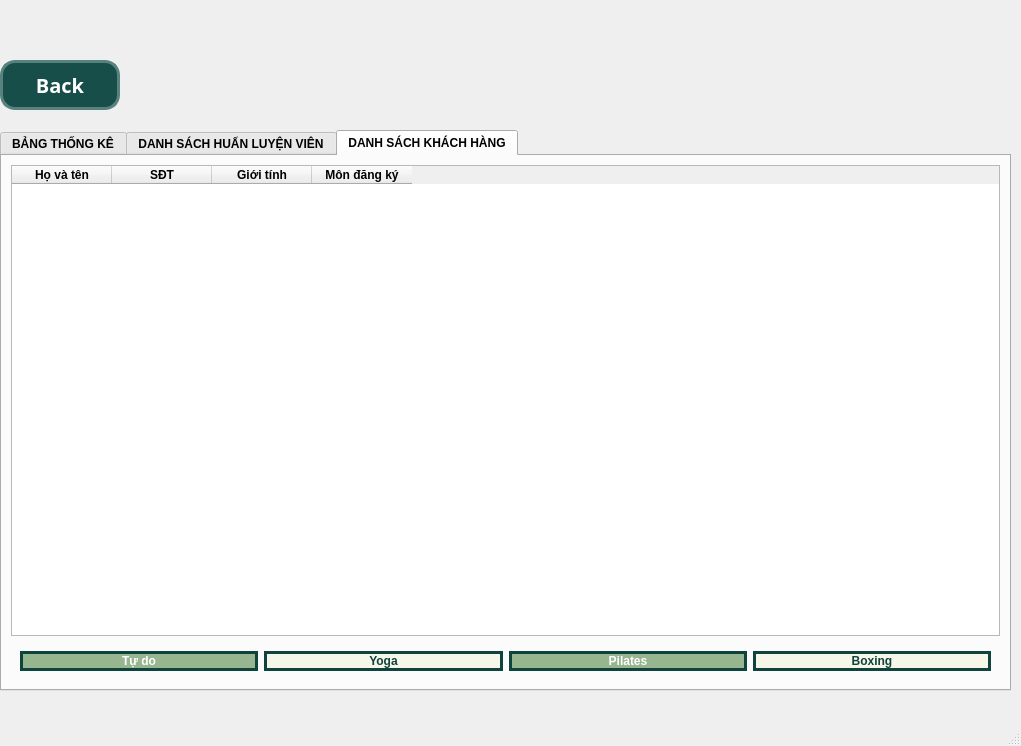
Qt form ui/statistic/StatisticMainWindow.ui (nguyenbphan12001-rimzy/Do-an-cuoi-ki-Nhom8_KTLT) before a commit.
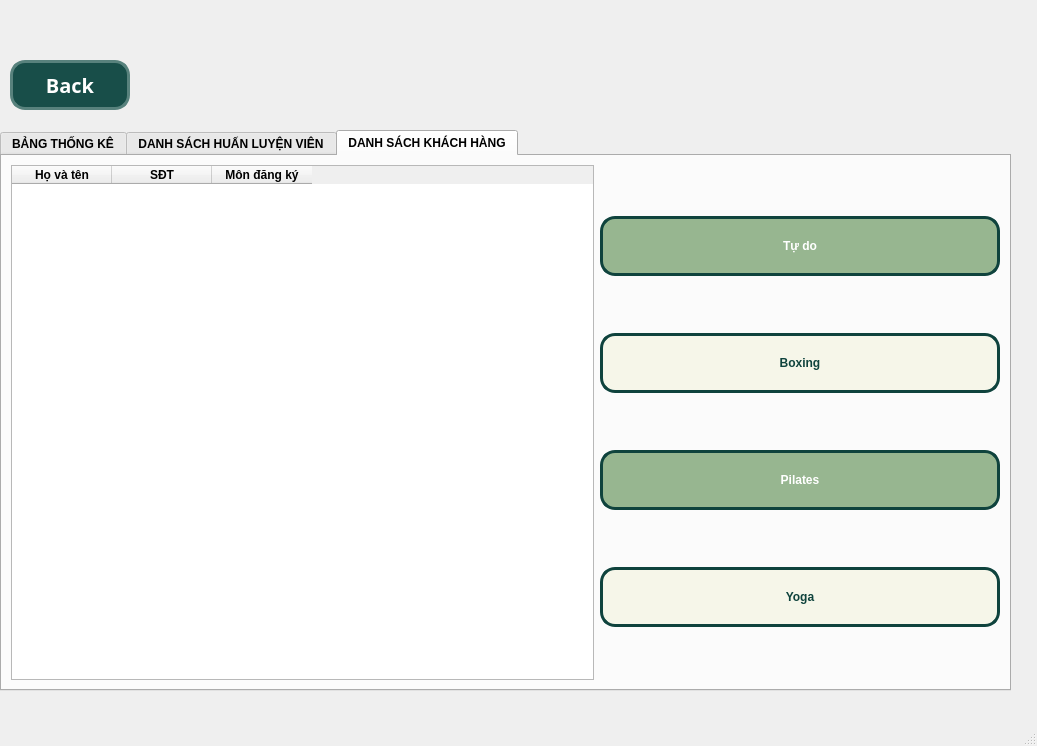
The same form after that commit. The open tabs and pages were chosen to show the change. Icons and pictures are not drawn.

Commit message: update thong ke

Diff of the .ui file:
```diff
--- a/ui/statistic/StatisticMainWindow.ui
+++ b/ui/statistic/StatisticMainWindow.ui
@@ -6,7 +6,7 @@
    <rect>
     <x>0</x>
     <y>0</y>
-    <width>1021</width>
+    <width>1037</width>
     <height>746</height>
    </rect>
   </property>
@@ -17,7 +17,7 @@
    <widget class="QPushButton" name="pushButtonBack">
     <property name="geometry">
      <rect>
-      <x>0</x>
+      <x>10</x>
       <y>60</y>
       <width>120</width>
       <height>50</height>
@@ -45,12 +45,27 @@
      </font>
     </property>
     <property name="styleSheet">
-     <string notr="true">color: rgb(255, 255, 255);
+     <string notr="true">
+QPushButton{color: rgb(255, 255, 255);
 font: 87 15pt &quot;Noto Sans HK Black&quot;;
 background-color: rgb(24, 78, 73);
 border-radius: 15px;
 border: 3px solid  #58827d;
-font-weight: Bold</string>
+font-weight: Bold}
+
+/* Trạng thái khi rê chuột vào (Hover) - Đảo màu cho xịn */
+QPushButton:hover {
+    background-color: #1a6b61; /* Nền biến thành xanh đậm */
+    color: #f6f6e9; /* Chữ sáng lên */
+    /* Viền giữ nguyên màu xanh đậm nên tao không cần viết lại ở đây */
+}
+
+/* Trạng thái khi click chuột bấm xuống (Pressed) */
+QPushButton:pressed {
+    background-color: #0a2e2a; /* Nền tối hơn một tông so với lúc hover */
+    border: 3px solid #0a2e2a; /* Viền cũng tối theo */
+    color: #f6f6e9;
+}</string>
     </property>
     <property name="text">
      <string>Back</string>
@@ -829,48 +844,60 @@
      </attribute>
      <layout class="QVBoxLayout" name="verticalLayout_12">
       <item>
-       <layout class="QVBoxLayout" name="verticalLayout_14">
+       <layout class="QHBoxLayout" name="horizontalLayout_6">
         <item>
-         <widget class="QTableWidget" name="tableWidget">
-          <property name="styleSheet">
-           <string notr="true">font: 12pt &quot;MS Shell Dlg 2&quot;;
+         <layout class="QHBoxLayout" name="horizontalLayout_9">
+          <item>
+           <widget class="QTableWidget" name="tableWidget">
+            <property name="maximumSize">
+             <size>
+              <width>1500</width>
+              <height>1500</height>
+             </size>
+            </property>
+            <property name="styleSheet">
+             <string notr="true">font: 12pt &quot;MS Shell Dlg 2&quot;;
 </string>
-          </property>
-          <column>
-           <property name="text">
-            <string>Họ và tên</string>
-           </property>
-          </column>
-          <column>
-           <property name="text">
-            <string>SĐT</string>
-           </property>
-          </column>
-          <column>
-           <property name="text">
-            <string>Giới tính</string>
-           </property>
-          </column>
-          <column>
-           <property name="text">
-            <string>Môn đăng ký</string>
-           </property>
-          </column>
-         </widget>
+            </property>
+            <column>
+             <property name="text">
+              <string>Họ và tên</string>
+             </property>
+            </column>
+            <column>
+             <property name="text">
+              <string>SĐT</string>
+             </property>
+            </column>
+            <column>
+             <property name="text">
+              <string>Môn đăng ký</string>
+             </property>
+            </column>
+           </widget>
+          </item>
+         </layout>
         </item>
-       </layout>
-      </item>
-      <item>
-       <layout class="QVBoxLayout" name="verticalLayout_13">
         <item>
-         <widget class="QWidget" name="widget_6" native="true">
-          <layout class="QHBoxLayout" name="horizontalLayout_7">
-           <item>
-            <layout class="QHBoxLayout" name="horizontalLayout_6">
-             <item>
-              <widget class="QPushButton" name="pushButtonTudo">
-               <property name="styleSheet">
-                <string notr="true">QPushButton{color:rgb(255, 255, 255);
+         <layout class="QHBoxLayout" name="horizontalLayout_7">
+          <item>
+           <layout class="QVBoxLayout" name="verticalLayout_2">
+            <item>
+             <widget class="QPushButton" name="pushButtonTudo">
+              <property name="minimumSize">
+               <size>
+                <width>400</width>
+                <height>0</height>
+               </size>
+              </property>
+              <property name="maximumSize">
+               <size>
+                <width>500</width>
+                <height>60</height>
+               </size>
+              </property>
+              <property name="styleSheet">
+               <string notr="true">QPushButton{color:rgb(255, 255, 255);
 background-color:#97b690;
 font: 87 20pt &quot;Noto Sans HK Black&quot;;
 border-radius: 15px;
@@ -890,16 +917,22 @@
     border: 3px solid #0a2e2a; /* Viền cũng tối theo */
     color: #f6f6e9;
 }</string>
-               </property>
-               <property name="text">
-                <string>Tự do</string>
-               </property>
-              </widget>
-             </item>
-             <item>
-              <widget class="QPushButton" name="pushButtonYoga">
-               <property name="styleSheet">
-                <string notr="true">/* Trạng thái bình thường (Code gốc của mày) */
+              </property>
+              <property name="text">
+               <string>Tự do</string>
+              </property>
+             </widget>
+            </item>
+            <item>
+             <widget class="QPushButton" name="pushButtonBoxing">
+              <property name="maximumSize">
+               <size>
+                <width>500</width>
+                <height>60</height>
+               </size>
+              </property>
+              <property name="styleSheet">
+               <string notr="true">/* Trạng thái bình thường (Code gốc của mày) */
 QPushButton {
     color: #0f433d;
     background-color: #f6f6e9;
@@ -922,16 +955,22 @@
     border: 3px solid #0a2e2a; /* Viền cũng tối theo */
     color: #f6f6e9;
 }</string>
-               </property>
-               <property name="text">
-                <string>Yoga</string>
-               </property>
-              </widget>
-             </item>
-             <item>
-              <widget class="QPushButton" name="pushButtonPilates">
-               <property name="styleSheet">
-                <string notr="true">QPushButton{color:rgb(255, 255, 255);
+              </property>
+              <property name="text">
+               <string>Boxing</string>
+              </property>
+             </widget>
+            </item>
+            <item>
+             <widget class="QPushButton" name="pushButtonPilates">
+              <property name="maximumSize">
+               <size>
+                <width>500</width>
+                <height>60</height>
+               </size>
+              </property>
+              <property name="styleSheet">
+               <string notr="true">QPushButton{color:rgb(255, 255, 255);
 background-color:#97b690;
 font: 87 20pt &quot;Noto Sans HK Black&quot;;
 border-radius: 15px;
@@ -951,16 +990,22 @@
     border: 3px solid #0a2e2a; /* Viền cũng tối theo */
     color: #f6f6e9;
 }</string>
-               </property>
-               <property name="text">
-                <string>Pilates</string>
-               </property>
-              </widget>
-             </item>
-             <item>
-              <widget class="QPushButton" name="pushButtonBoxing">
-               <property name="styleSheet">
-                <string notr="true">/* Trạng thái bình thường (Code gốc của mày) */
+              </property>
+              <property name="text">
+               <string>Pilates</string>
+              </property>
+             </widget>
+            </item>
+            <item>
+             <widget class="QPushButton" name="pushButtonYoga">
+              <property name="maximumSize">
+               <size>
+                <width>500</width>
+                <height>60</height>
+               </size>
+              </property>
+              <property name="styleSheet">
+               <string notr="true">/* Trạng thái bình thường (Code gốc của mày) */
 QPushButton {
     color: #0f433d;
     background-color: #f6f6e9;
@@ -983,16 +1028,15 @@
     border: 3px solid #0a2e2a; /* Viền cũng tối theo */
     color: #f6f6e9;
 }</string>
-               </property>
-               <property name="text">
-                <string>Boxing</string>
-               </property>
-              </widget>
-             </item>
-            </layout>
-           </item>
-          </layout>
-         </widget>
+              </property>
+              <property name="text">
+               <string>Yoga</string>
+              </property>
+             </widget>
+            </item>
+           </layout>
+          </item>
+         </layout>
         </item>
        </layout>
       </item>
```
Left out of the diff: 4 changed lines with no effect on the pictures. The commit also changes 2 other files.
